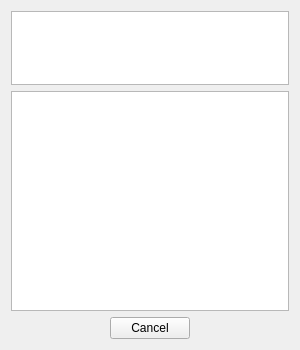
First picture: the form in jabber/src/protocol/modules/moodpep/jmoodchooser.ui, repository euroelessar/qutim, before the edit.
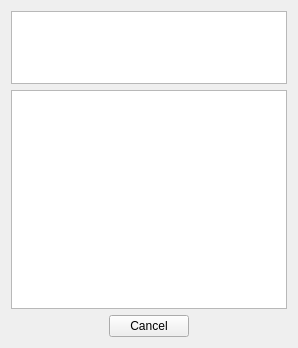
Second picture: the form after the edit.

Commit message: Dialog fixes for Symbian

```diff
--- a/jabber/src/protocol/modules/moodpep/jmoodchooser.ui
+++ b/jabber/src/protocol/modules/moodpep/jmoodchooser.ui
@@ -6,25 +6,15 @@
    <rect>
     <x>0</x>
     <y>0</y>
-    <width>300</width>
-    <height>350</height>
+    <width>298</width>
+    <height>348</height>
    </rect>
   </property>
   <property name="windowTitle">
    <string>Form</string>
   </property>
-  <layout class="QVBoxLayout" name="verticalLayout">
-   <item>
-    <widget class="QPlainTextEdit" name="textEdit">
-     <property name="sizePolicy">
-      <sizepolicy hsizetype="Expanding" vsizetype="Expanding">
-       <horstretch>0</horstretch>
-       <verstretch>1</verstretch>
-      </sizepolicy>
-     </property>
-    </widget>
-   </item>
-   <item>
+  <layout class="QFormLayout" name="formLayout">
+   <item row="1" column="0" colspan="2">
     <widget class="QListWidget" name="moodsWidget">
      <property name="sizePolicy">
       <sizepolicy hsizetype="Expanding" vsizetype="Expanding">
@@ -40,7 +30,17 @@
      </property>
     </widget>
    </item>
-   <item>
+   <item row="0" column="0" colspan="2">
+    <widget class="QPlainTextEdit" name="textEdit">
+     <property name="sizePolicy">
+      <sizepolicy hsizetype="Expanding" vsizetype="Expanding">
+       <horstretch>0</horstretch>
+       <verstretch>1</verstretch>
+      </sizepolicy>
+     </property>
+    </widget>
+   </item>
+   <item row="2" column="0" colspan="2">
     <widget class="QDialogButtonBox" name="buttonBox">
      <property name="standardButtons">
       <set>QDialogButtonBox::Cancel</set>
```
The commit also changes 5 other files.
